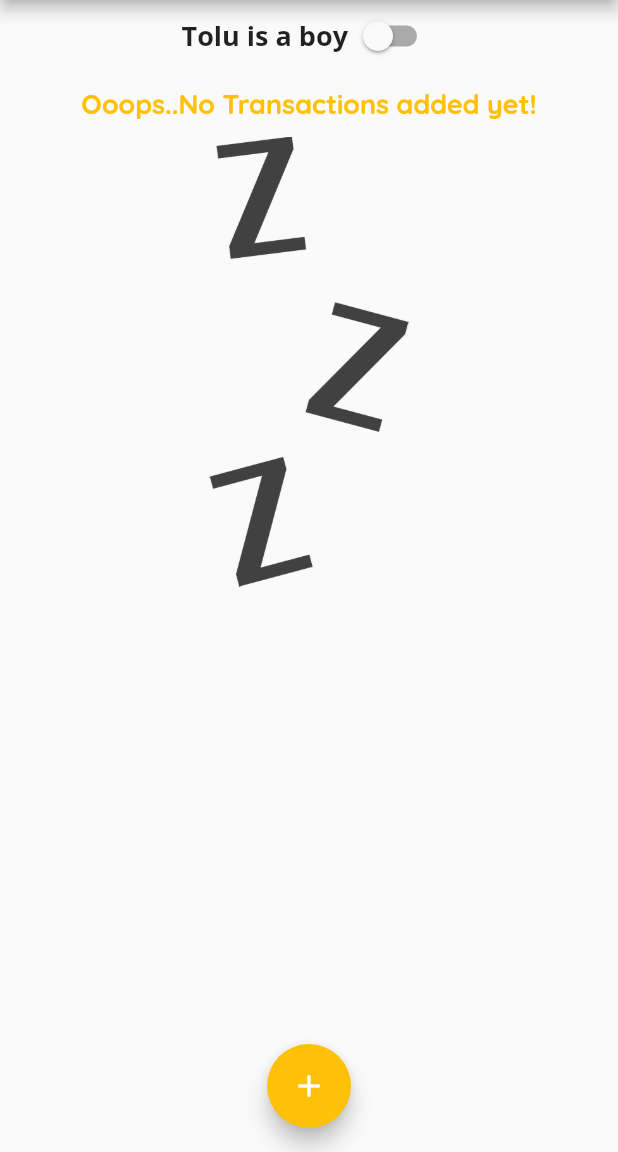
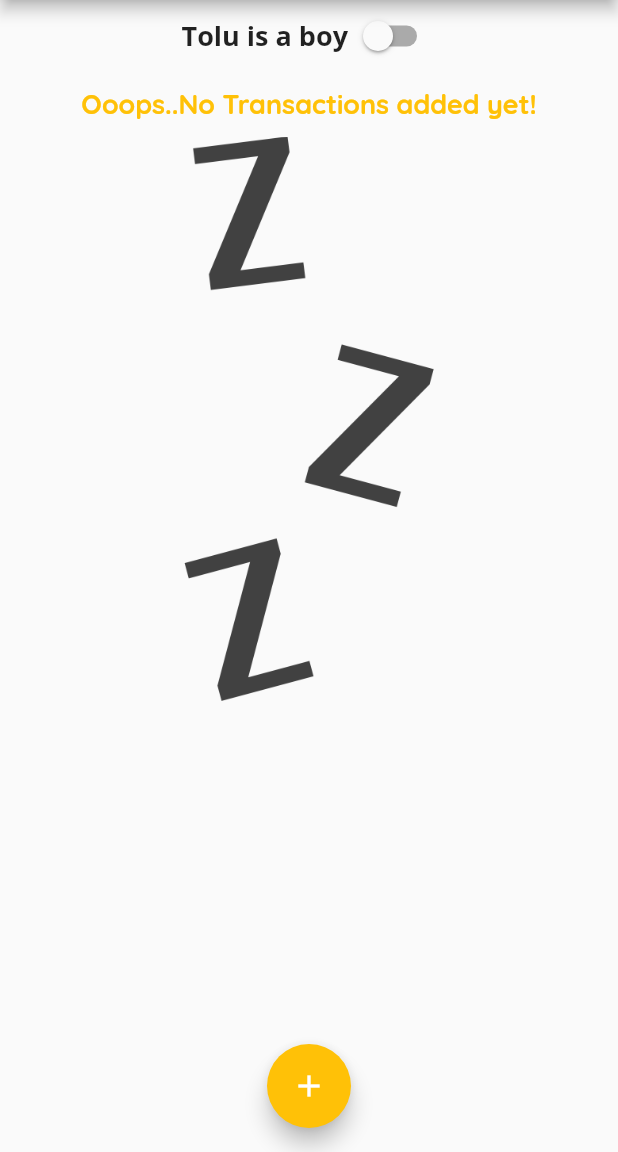
Before and after one commit to Tolulope05/e_planner, a Flutter app: the screen it shows after launch, on a phone screen of 412 x 824 dp, the part 84-1236 px from its top. Run offline on Flutter 3.47's test engine with Material 2 defaults, Android fonts, the light colour scheme and no system bars.

Commit message:
finishing the andscape mood

```diff
--- a/lib/main.dart
+++ b/lib/main.dart
@@ -148,7 +148,7 @@ class _MyhomePageState extends State<MyhomePage> {
                     height: (MediaQuery.of(context).size.height -
                             appBar.preferredSize.height -
                             MediaQuery.of(context).padding.top) *
-                        0.3,
+                        0.7,
                     child: Chart(_recentTransactions),
                   )
                 : SizedBox(
--- a/lib/widgets/transaction_list.dart
+++ b/lib/widgets/transaction_list.dart
@@ -13,7 +13,9 @@ class TransactionList extends StatelessWidget {
   @override
   Widget build(BuildContext context) {
     return transactions.isEmpty
-        ? Column(
+        ? LayoutBuilder(
+            builder: (context, constraints) {
+              return Column(
                 children: [
                   Padding(
                     padding: const EdgeInsets.all(10.0),
@@ -26,13 +28,15 @@ class TransactionList extends StatelessWidget {
                     ),
                   ),
                   SizedBox(
-                height: 300,
+                    height: constraints.maxHeight * 0.7,
                     child: Image.asset(
                       'assets/images/waiting.png',
                       fit: BoxFit.cover,
                     ),
                   ),
                 ],
+              );
+            },
           )
         : ListView.builder(
             itemBuilder: (ctx, index) {
```
Lines whose indentation alone changed are shown as unchanged.
